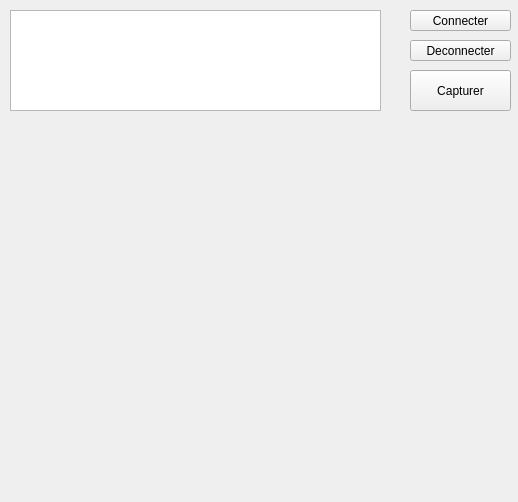
This is src/fenetreprincipale.ui in maelvls/climso-auto as Qt 5 draws it before an edit. The edited form follows.
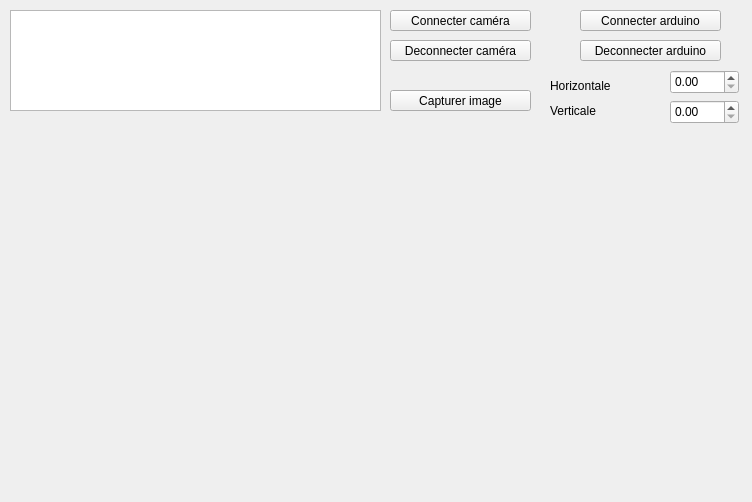
This is the edited form.

The edit to the form file:
```diff
--- a/src/fenetreprincipale.ui
+++ b/src/fenetreprincipale.ui
@@ -6,7 +6,7 @@
    <rect>
     <x>0</x>
     <y>0</y>
-    <width>518</width>
+    <width>752</width>
     <height>502</height>
    </rect>
   </property>
@@ -27,40 +27,40 @@
    <widget class="QPushButton" name="connecterCamera">
     <property name="geometry">
      <rect>
-      <x>410</x>
+      <x>390</x>
       <y>10</y>
-      <width>101</width>
+      <width>141</width>
       <height>21</height>
      </rect>
     </property>
     <property name="text">
-     <string>Connecter</string>
+     <string>Connecter caméra</string>
     </property>
    </widget>
    <widget class="QPushButton" name="deconnecterCamera">
     <property name="geometry">
      <rect>
-      <x>410</x>
+      <x>390</x>
       <y>40</y>
-      <width>101</width>
+      <width>141</width>
       <height>21</height>
      </rect>
     </property>
     <property name="text">
-     <string>Deconnecter</string>
+     <string>Deconnecter caméra</string>
     </property>
    </widget>
    <widget class="QPushButton" name="capturerImage">
     <property name="geometry">
      <rect>
-      <x>410</x>
-      <y>70</y>
-      <width>101</width>
-      <height>41</height>
+      <x>390</x>
+      <y>90</y>
+      <width>141</width>
+      <height>21</height>
      </rect>
     </property>
     <property name="text">
-     <string>Capturer</string>
+     <string>Capturer image</string>
     </property>
    </widget>
    <widget class="QLabel" name="imageCamera">
@@ -79,6 +79,114 @@
      <string/>
     </property>
    </widget>
+   <widget class="QPushButton" name="connecterArduino">
+    <property name="geometry">
+     <rect>
+      <x>580</x>
+      <y>10</y>
+      <width>141</width>
+      <height>21</height>
+     </rect>
+    </property>
+    <property name="text">
+     <string>Connecter arduino</string>
+    </property>
+   </widget>
+   <widget class="QPushButton" name="deconnecterArduino">
+    <property name="geometry">
+     <rect>
+      <x>580</x>
+      <y>40</y>
+      <width>141</width>
+      <height>21</height>
+     </rect>
+    </property>
+    <property name="text">
+     <string>Deconnecter arduino</string>
+    </property>
+   </widget>
+   <widget class="QLabel" name="statutCamera">
+    <property name="geometry">
+     <rect>
+      <x>390</x>
+      <y>70</y>
+      <width>141</width>
+      <height>16</height>
+     </rect>
+    </property>
+    <property name="text">
+     <string/>
+    </property>
+   </widget>
+   <widget class="QLabel" name="statutArduino">
+    <property name="geometry">
+     <rect>
+      <x>580</x>
+      <y>70</y>
+      <width>141</width>
+      <height>16</height>
+     </rect>
+    </property>
+    <property name="text">
+     <string/>
+    </property>
+   </widget>
+   <widget class="QDoubleSpinBox" name="consigneX">
+    <property name="geometry">
+     <rect>
+      <x>670</x>
+      <y>70</y>
+      <width>69</width>
+      <height>24</height>
+     </rect>
+    </property>
+   </widget>
+   <widget class="QLabel" name="label">
+    <property name="geometry">
+     <rect>
+      <x>550</x>
+      <y>75</y>
+      <width>81</width>
+      <height>21</height>
+     </rect>
+    </property>
+    <property name="text">
+     <string>Horizontale</string>
+    </property>
+   </widget>
+   <widget class="QDoubleSpinBox" name="consigneY">
+    <property name="geometry">
+     <rect>
+      <x>670</x>
+      <y>100</y>
+      <width>69</width>
+      <height>24</height>
+     </rect>
+    </property>
+   </widget>
+   <widget class="QLabel" name="label_2">
+    <property name="geometry">
+     <rect>
+      <x>550</x>
+      <y>100</y>
+      <width>81</width>
+      <height>21</height>
+     </rect>
+    </property>
+    <property name="text">
+     <string>Verticale</string>
+    </property>
+   </widget>
+   <widget class="QTextBrowser" name="messages">
+    <property name="geometry">
+     <rect>
+      <x>10</x>
+      <y>10</y>
+      <width>371</width>
+      <height>101</height>
+     </rect>
+    </property>
+   </widget>
   </widget>
  </widget>
  <layoutdefault spacing="6" margin="11"/>
```
Left out of the diff: 10 changed lines with no effect on the pictures.
